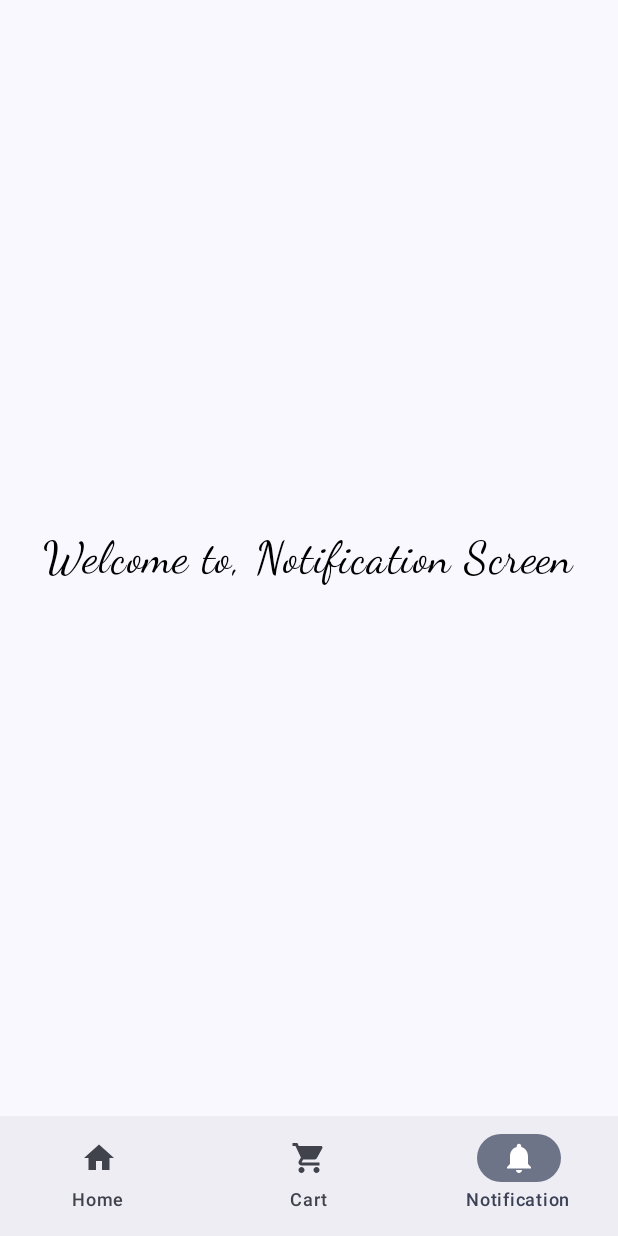
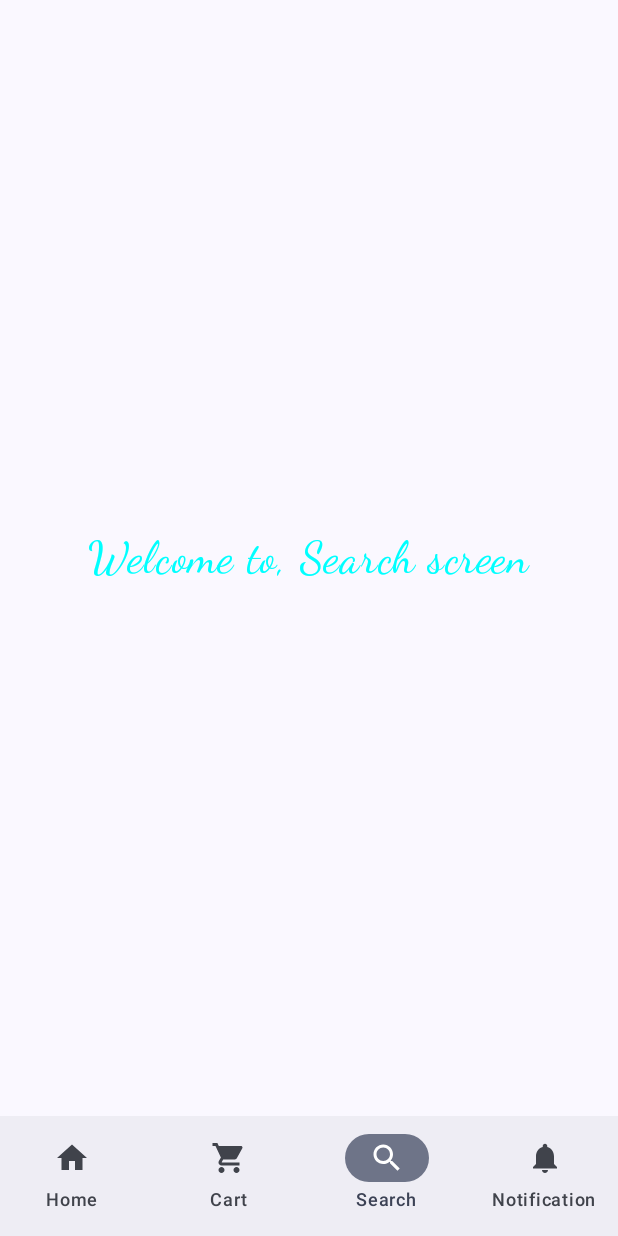
Before and after one commit to hardi17/BottomNavigation-JetpackCompose, an Android app built with Jetpack Compose: the screen it shows after launch (MainActivity), item 3 of the bottom bar chosen, on a phone screen of 412 x 824 dp. Run offline under Robolectric (Android 15) with nearby library versions, the phone set to English and light mode, and no system bars.

Commit message:
Added search screen and change navigation controller and items accordingly.

```diff
--- /dev/null
+++ b/app/src/main/java/com/hardi/bottomnavigation/ui/screen/SearchScreen.kt
@@ -0,0 +1,28 @@
+package com.hardi.bottomnavigation.ui.screen
+
+import androidx.compose.foundation.layout.Box
+import androidx.compose.foundation.layout.fillMaxSize
+import androidx.compose.material3.Text
+import androidx.compose.runtime.Composable
+import androidx.compose.ui.Alignment
+import androidx.compose.ui.Modifier
+import androidx.compose.ui.graphics.Color
+import androidx.compose.ui.text.font.FontFamily
+import androidx.compose.ui.tooling.preview.Preview
+import androidx.compose.ui.unit.sp
+
+@Preview
+@Composable
+fun SearchScreen() {
+    Box(
+        modifier = Modifier.fillMaxSize(),
+        contentAlignment = Alignment.Center
+    ) {
+        Text(
+            text = "Welcome to, Search screen",
+            fontSize = 30.sp,
+            fontFamily = FontFamily.Cursive,
+            color = Color.Cyan
+        )
+    }
+}
--- a/app/src/main/java/com/hardi/bottomnavigation/ui/utils/AppNavigationBar.kt
+++ b/app/src/main/java/com/hardi/bottomnavigation/ui/utils/AppNavigationBar.kt
@@ -21,6 +21,7 @@ import androidx.navigation.compose.rememberNavController
 import com.hardi.bottomnavigation.ui.screen.CartScreen
 import com.hardi.bottomnavigation.ui.screen.HomeScreen
 import com.hardi.bottomnavigation.ui.screen.NotificationScreen
+import com.hardi.bottomnavigation.ui.screen.SearchScreen
 
 @Composable
 fun AppNavigationBar() {
@@ -67,6 +68,9 @@ fun AppNavigationBar() {
             composable(route = ScreensName.CartScreen.name) {
                 CartScreen()
             }
+            composable (route = ScreensName.SearchScreen.name) {
+                SearchScreen()
+            }
             composable(route = ScreensName.NotificationScreen.name) {
                 NotificationScreen()
             }
--- a/app/src/main/java/com/hardi/bottomnavigation/ui/utils/NavigationItems.kt
+++ b/app/src/main/java/com/hardi/bottomnavigation/ui/utils/NavigationItems.kt
@@ -3,6 +3,7 @@ package com.hardi.bottomnavigation.ui.utils
 import androidx.compose.material.icons.Icons
 import androidx.compose.material.icons.filled.Home
 import androidx.compose.material.icons.filled.Notifications
+import androidx.compose.material.icons.filled.Search
 import androidx.compose.material.icons.filled.ShoppingCart
 import androidx.compose.ui.graphics.vector.ImageVector
 
@@ -23,6 +24,11 @@ val navigationItems: List<NavigationItems> = listOf(
         screen= ScreensName.CartScreen.name
     ),
     NavigationItems(
+        title = "Search",
+        icon = Icons.Default.Search,
+        screen = ScreensName.SearchScreen.name
+    ),
+    NavigationItems(
         title = "Notification",
         icon = Icons.Default.Notifications,
         screen = ScreensName.NotificationScreen.name
--- a/app/src/main/java/com/hardi/bottomnavigation/ui/utils/ScreensName.kt
+++ b/app/src/main/java/com/hardi/bottomnavigation/ui/utils/ScreensName.kt
@@ -3,5 +3,6 @@ package com.hardi.bottomnavigation.ui.utils
 enum class ScreensName{
     HomeScreen,
     CartScreen,
+    SearchScreen,
     NotificationScreen
 }
```
